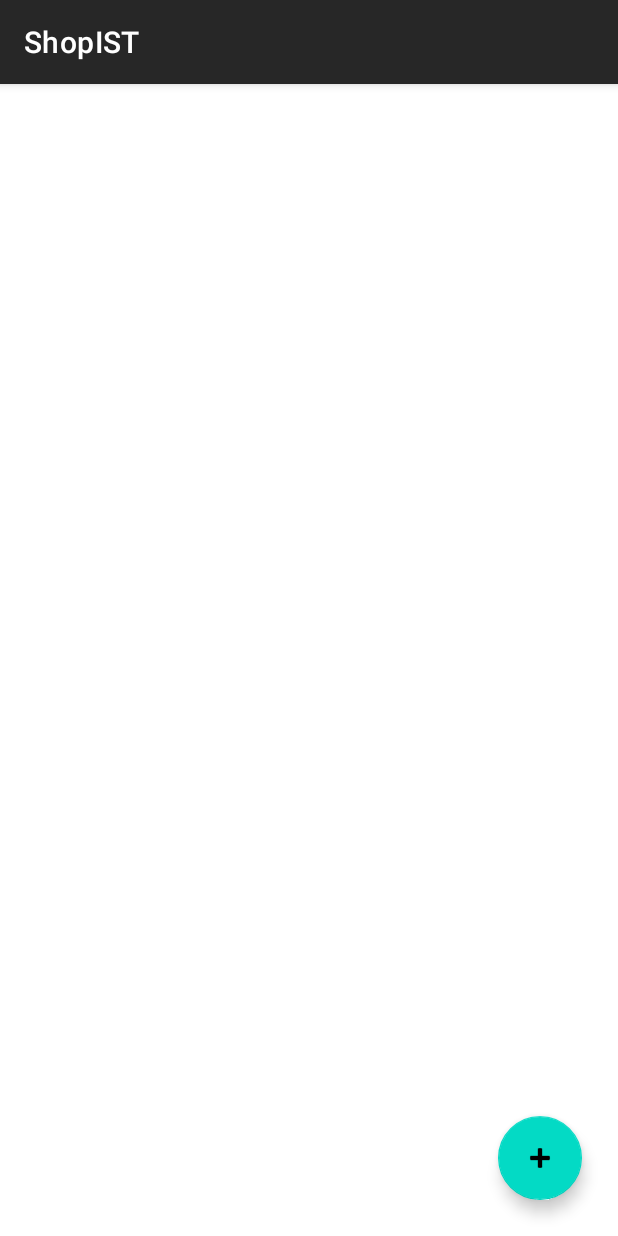
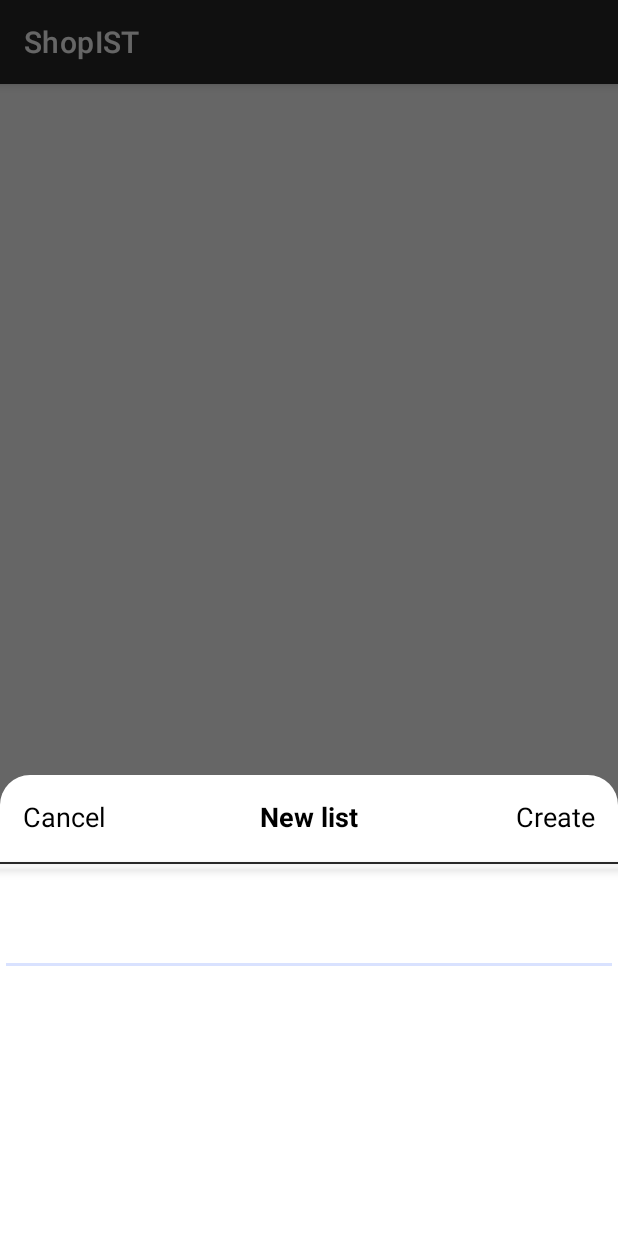
Before and after one commit to andretmarques/ShopIST, an Android app: the screen it shows after launch (MainActivity), after a tap on "NEW", on a phone screen of 412 x 824 dp. Run offline under Robolectric (Android 15) with nearby library versions, the phone set to English and light mode, and no system bars.

Commit message:
new list popup bug fix

```diff
--- a/app/src/main/java/pt/ulisboa/tecnico/cmov/shopist/MainActivity.java
+++ b/app/src/main/java/pt/ulisboa/tecnico/cmov/shopist/MainActivity.java
@@ -3,11 +3,13 @@ package pt.ulisboa.tecnico.cmov.shopist;
 import androidx.appcompat.app.AppCompatActivity;
 
 import android.os.Bundle;
+import android.view.LayoutInflater;
 import android.view.View;
 import android.view.animation.Animation;
 import android.view.animation.AnimationUtils;
-import android.widget.Button;
+import android.widget.LinearLayout;
 
+import com.google.android.material.bottomsheet.BottomSheetDialog;
 import com.google.android.material.floatingactionbutton.ExtendedFloatingActionButton;
 import com.google.android.material.floatingactionbutton.FloatingActionButton;
 
@@ -35,7 +37,19 @@ public class MainActivity extends AppCompatActivity {
         toBottom = AnimationUtils.loadAnimation(this, R.anim.to_bottom_anim);
         rotateClose = AnimationUtils.loadAnimation(this, R.anim.rotate_close);
         rotateOpen = AnimationUtils.loadAnimation(this, R.anim.rotate_open);
+    }
 
+    public void showCreatePopUp(View v){
+        final BottomSheetDialog bottomSheetDialog = new BottomSheetDialog(MainActivity.this, R.style.BottomSheetDialogTheme);
+        View bottomSheetView = LayoutInflater.from(getApplicationContext()).inflate(R.layout.new_list_layout, (LinearLayout) findViewById(R.id.newListContainer));
+        bottomSheetView.findViewById(R.id.cancel_button).setOnClickListener(new View.OnClickListener() {
+            @Override
+            public void onClick(View v) {
+                bottomSheetDialog.dismiss();
+            }
+        });
+        bottomSheetDialog.setContentView(bottomSheetView);
+        bottomSheetDialog.show();
     }
 
     public void onClickButton(View v){
@@ -46,12 +60,14 @@ public class MainActivity extends AppCompatActivity {
 
     public void setVisibility(Boolean clicked){
         if(!clicked) {
+            joinButton.setClickable(true);
             joinButton.setVisibility(View.VISIBLE);
             createButton.setVisibility(View.VISIBLE);
         }
         else{
-            joinButton.setVisibility(View.INVISIBLE);
-            createButton.setVisibility(View.INVISIBLE);
+            createButton.setClickable(false);
+            joinButton.setVisibility(View.GONE);
+            createButton.setVisibility(View.GONE);
 
         }
     }
@@ -68,4 +84,6 @@ public class MainActivity extends AppCompatActivity {
             addButton.startAnimation(rotateClose);
         }
     }
+
+
 }
```
